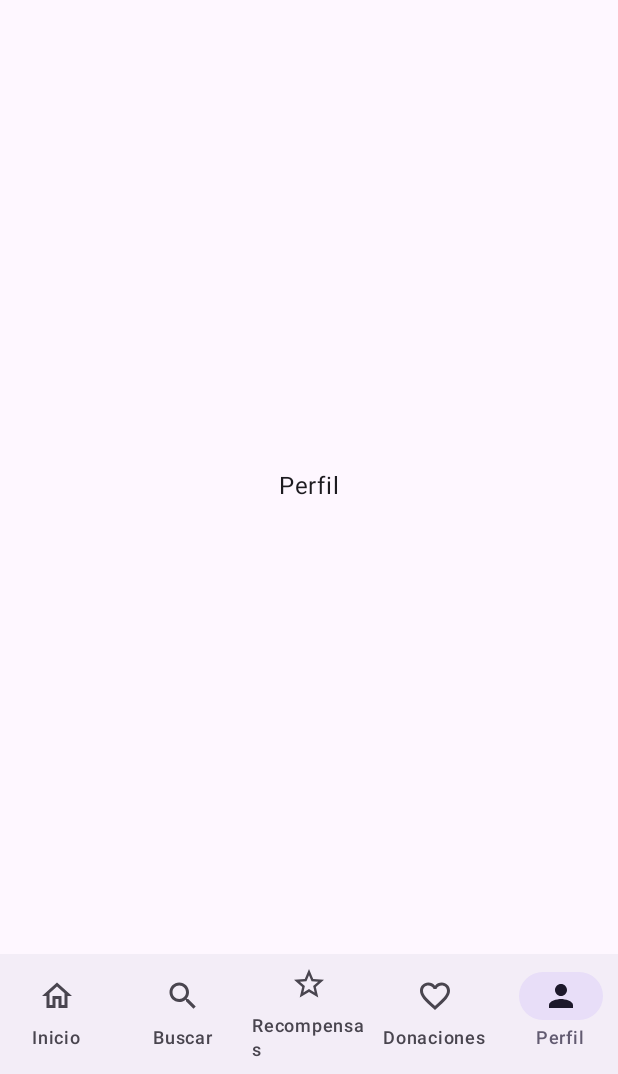
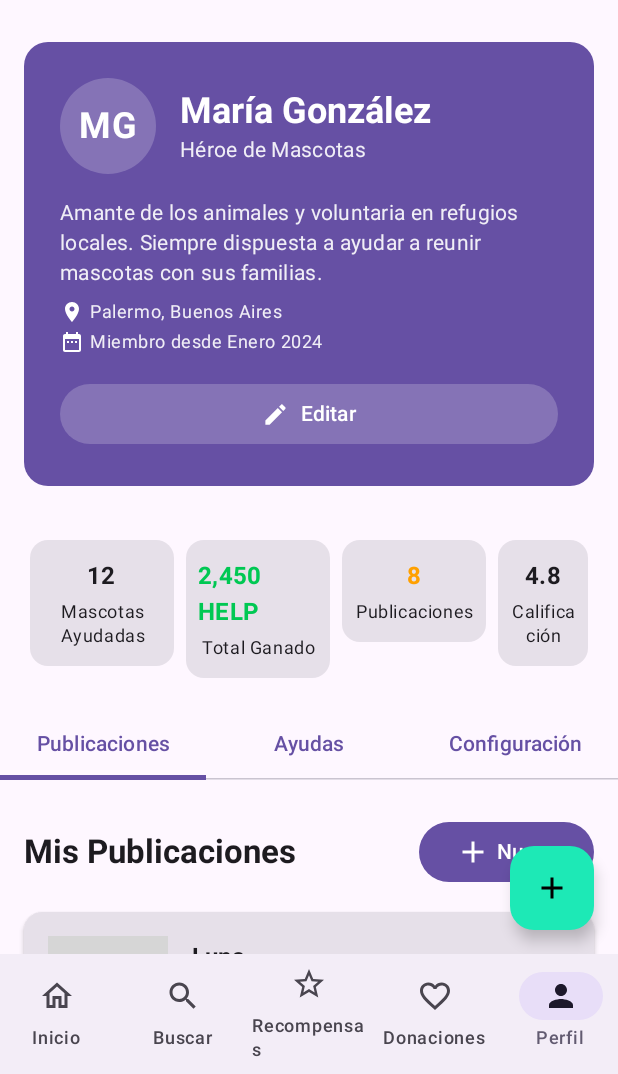
Before and after one commit to David-ZemaP/HELPET, an Android app built with Jetpack Compose: the HomeScreen screen opened through its navigation route, item 5 of the bottom bar chosen, on a phone screen of 412 x 824 dp, the part 162-1236 px from its top. Run offline under Robolectric (Android 15) with nearby library versions, the phone set to English and light mode, and no system bars; pictures from the network do not load; grey boxes are pictures that could not be loaded.

Commit message:
registrar, home

```diff
--- a/app/src/main/java/com/ucb/helpet/MainActivity.kt
+++ b/app/src/main/java/com/ucb/helpet/MainActivity.kt
@@ -66,7 +66,7 @@ fun AppNavigation() {
             )
         }
         composable("home") {
-            HomeScreen()
+            HomeScreen(navController = navController)
         }
     }
 }
--- a/app/src/main/java/com/ucb/helpet/di/modules.kt
+++ b/app/src/main/java/com/ucb/helpet/di/modules.kt
@@ -13,6 +13,7 @@ import com.ucb.helpet.features.login.domain.usecases.LogoutUseCase
 import com.ucb.helpet.features.login.presentation.LoginViewModel
 import com.ucb.helpet.features.login.presentation.forgotpassword.ForgotPasswordViewModel
 import com.ucb.helpet.features.login.presentation.register.RegisterViewModel
+import com.ucb.helpet.features.profile.presentation.ProfileViewModel
 import com.ucb.helpet.features.splash.presentation.SplashViewModel
 import org.koin.android.ext.koin.androidContext
 import org.koin.androidx.viewmodel.dsl.viewModel
@@ -45,4 +46,5 @@ val appModule = module {
     viewModel { RegisterViewModel(get()) }
     viewModel { ForgotPasswordViewModel(get()) } // Will be refactored later for Firebase
     viewModel { SplashViewModel(get()) }
+    viewModel { ProfileViewModel(get()) }
 }
--- a/app/src/main/java/com/ucb/helpet/features/home/presentation/HomeScreen.kt
+++ b/app/src/main/java/com/ucb/helpet/features/home/presentation/HomeScreen.kt
@@ -58,8 +58,11 @@ import androidx.compose.ui.text.font.FontWeight
 import androidx.compose.ui.text.style.TextAlign
 import androidx.compose.ui.tooling.preview.Preview
 import androidx.compose.ui.unit.dp
+import androidx.navigation.NavController
+import androidx.navigation.NavGraph.Companion.findStartDestination
 import coil3.compose.AsyncImage
 import com.ucb.helpet.features.home.domain.model.Pet
+import com.ucb.helpet.features.profile.presentation.ProfileScreen
 
 sealed class BottomNavItem(
     val title: String,
@@ -95,7 +98,7 @@ sealed class BottomNavItem(
 
 @OptIn(ExperimentalMaterial3Api::class)
 @Composable
-fun HomeScreen() {
+fun HomeScreen(navController: NavController) {
 
     val items = listOf(
         BottomNavItem.Home,
@@ -149,7 +152,14 @@ fun HomeScreen() {
                 1 -> Box(modifier = Modifier.fillMaxSize(), contentAlignment = Alignment.Center) { Text(text = BottomNavItem.Search.title) }
                 2 -> Box(modifier = Modifier.fillMaxSize(), contentAlignment = Alignment.Center) { Text(text = BottomNavItem.Rewards.title) }
                 3 -> Box(modifier = Modifier.fillMaxSize(), contentAlignment = Alignment.Center) { Text(text = BottomNavItem.Donations.title) }
-                4 -> Box(modifier = Modifier.fillMaxSize(), contentAlignment = Alignment.Center) { Text(text = BottomNavItem.Profile.title) }
+                4 -> ProfileScreen(onLogout = {
+                    navController.navigate("login") {
+                        popUpTo(navController.graph.findStartDestination().id) {
+                            inclusive = true
+                        }
+                        launchSingleTop = true
+                    }
+                })
             }
         }
     }
@@ -408,5 +418,5 @@ fun PetCard(pet: Pet) {
 @Preview(showBackground = true)
 @Composable
 fun HomeScreenPreview() {
-    HomeScreen()
+    // Can't preview this directly as it needs a NavController.
 }
--- a/app/src/main/java/com/ucb/helpet/features/profile/ProfileScreen.kt
+++ /dev/null
@@ -1 +0,0 @@
-package com.ucb.helpet.features.profile
--- /dev/null
+++ b/app/src/main/java/com/ucb/helpet/features/profile/presentation/ProfileScreen.kt
@@ -0,0 +1,343 @@
+package com.ucb.helpet.features.profile.presentation
+
+import androidx.compose.foundation.background
+import androidx.compose.foundation.layout.*
+import androidx.compose.foundation.lazy.LazyColumn
+import androidx.compose.foundation.lazy.LazyListScope
+import androidx.compose.foundation.shape.CircleShape
+import androidx.compose.foundation.shape.RoundedCornerShape
+import androidx.compose.material.icons.Icons
+import androidx.compose.material.icons.filled.*
+import androidx.compose.material3.*
+import androidx.compose.runtime.*
+import androidx.compose.ui.Alignment
+import androidx.compose.ui.Modifier
+import androidx.compose.ui.draw.clip
+import androidx.compose.ui.graphics.Color
+import androidx.compose.ui.graphics.vector.ImageVector
+import androidx.compose.ui.layout.ContentScale
+import androidx.compose.ui.text.font.FontWeight
+import androidx.compose.ui.text.style.TextAlign
+import androidx.compose.ui.tooling.preview.Preview
+import androidx.compose.ui.unit.dp
+import androidx.compose.ui.unit.sp
+import coil3.compose.AsyncImage
+import org.koin.androidx.compose.koinViewModel
+
+@OptIn(ExperimentalMaterial3Api::class)
+@Composable
+fun ProfileScreen(onLogout: () -> Unit, viewModel: ProfileViewModel = koinViewModel()) {
+    LaunchedEffect(key1 = Unit) {
+        viewModel.logoutEvent.collect {
+            onLogout()
+        }
+    }
+
+    Scaffold(
+        floatingActionButton = {
+            FloatingActionButton(
+                onClick = { /* TODO */ },
+                containerColor = Color(0xFF1DE9B6)
+            ) {
+                Icon(Icons.Default.Add, contentDescription = "Nueva Publicación", tint = Color.Black)
+            }
+        }
+    ) { paddingValues ->
+        var selectedTabIndex by remember { mutableStateOf(0) }
+        val tabs = listOf("Publicaciones", "Ayudas", "Configuración")
+
+        LazyColumn(
+            modifier = Modifier
+                .fillMaxSize()
+                .padding(paddingValues)
+        ) {
+            item {
+                ProfileHeader()
+                Spacer(modifier = Modifier.height(16.dp))
+                ProfileStats()
+                Spacer(modifier = Modifier.height(16.dp))
+                TabRow(selectedTabIndex = selectedTabIndex) {
+                    tabs.forEachIndexed { index, title ->
+                        Tab(
+                            selected = selectedTabIndex == index,
+                            onClick = { selectedTabIndex = index },
+                            text = { Text(text = title) }
+                        )
+                    }
+                }
+            }
+
+            when (selectedTabIndex) {
+                0 -> publicationsTab()
+                1 -> ayudasTab()
+                2 -> configuracionTab(viewModel)
+            }
+        }
+    }
+}
+
+@Composable
+fun ProfileHeader() {
+    Card(
+        modifier = Modifier
+            .fillMaxWidth()
+            .padding(16.dp),
+        shape = RoundedCornerShape(16.dp),
+        colors = CardDefaults.cardColors(containerColor = MaterialTheme.colorScheme.primary)
+    ) {
+        Column(modifier = Modifier.padding(24.dp)) {
+            Row(verticalAlignment = Alignment.CenterVertically) {
+                Box(
+                    modifier = Modifier
+                        .size(64.dp)
+                        .clip(CircleShape)
+                        .background(MaterialTheme.colorScheme.onPrimary.copy(alpha = 0.2f)),
+                    contentAlignment = Alignment.Center
+                ) {
+                    Text(text = "MG", color = Color.White, fontSize = 24.sp, fontWeight = FontWeight.Bold)
+                }
+                Spacer(modifier = Modifier.size(16.dp))
+                Column {
+                    Text(text = "María González", style = MaterialTheme.typography.headlineSmall, fontWeight = FontWeight.Bold, color = Color.White)
+                    Text(text = "Héroe de Mascotas", style = MaterialTheme.typography.bodyMedium, color = Color.White.copy(alpha = 0.9f))
+                }
+            }
+            Spacer(modifier = Modifier.height(16.dp))
+            Text(
+                text = "Amante de los animales y voluntaria en refugios locales. Siempre dispuesta a ayudar a reunir mascotas con sus familias.",
+                style = MaterialTheme.typography.bodyMedium,
+                color = Color.White.copy(alpha = 0.9f)
+            )
+            Spacer(modifier = Modifier.height(8.dp))
+            Row(verticalAlignment = Alignment.CenterVertically) {
+                Icon(imageVector = Icons.Default.LocationOn, contentDescription = null, modifier = Modifier.size(16.dp), tint = Color.White)
+                Text(text = "Palermo, Buenos Aires", style = MaterialTheme.typography.bodySmall, modifier = Modifier.padding(start = 4.dp), color = Color.White.copy(alpha = 0.9f))
+            }
+            Spacer(modifier = Modifier.height(4.dp))
+            Row(verticalAlignment = Alignment.CenterVertically) {
+                Icon(imageVector = Icons.Default.DateRange, contentDescription = null, modifier = Modifier.size(16.dp), tint = Color.White)
+                Text(text = "Miembro desde Enero 2024", style = MaterialTheme.typography.bodySmall, modifier = Modifier.padding(start = 4.dp), color = Color.White.copy(alpha = 0.9f))
+            }
+            Spacer(modifier = Modifier.height(16.dp))
+            Button(
+                onClick = { /*TODO*/ },
+                modifier = Modifier.fillMaxWidth(),
+                colors = ButtonDefaults.buttonColors(containerColor = MaterialTheme.colorScheme.onPrimary.copy(alpha = 0.2f))
+            ) {
+                Icon(imageVector = Icons.Default.Edit, contentDescription = "Editar", modifier = Modifier.size(18.dp), tint = Color.White)
+                Text(text = "Editar", modifier = Modifier.padding(start = 8.dp), color = Color.White)
+            }
+        }
+    }
+}
+
+@Composable
+fun ProfileStats() {
+    Row(
+        modifier = Modifier
+            .fillMaxWidth()
+            .padding(horizontal = 16.dp),
+        horizontalArrangement = Arrangement.SpaceAround
+    ) {
+        StatItem(value = "12", label = "Mascotas Ayudadas")
+        StatItem(value = "2,450 HELP", label = "Total Ganado", isHighlighted = true)
+        StatItem(value = "8", label = "Publicaciones", isHighlighted = true, highlightColor = Color(0xFFFFA000))
+        StatItem(value = "4.8", label = "Calificación")
+    }
+}
+
+@Composable
+fun StatItem(value: String, label: String, isHighlighted: Boolean = false, highlightColor: Color = Color(0xFF00C853)) {
+    Card(shape = RoundedCornerShape(12.dp), modifier = Modifier.padding(4.dp)) {
+        Column(
+            horizontalAlignment = Alignment.CenterHorizontally,
+            modifier = Modifier.padding(vertical = 12.dp, horizontal = 8.dp).width(80.dp)
+        ) {
+            Text(
+                text = value,
+                style = MaterialTheme.typography.titleMedium,
+                fontWeight = FontWeight.Bold,
+                color = if (isHighlighted) highlightColor else MaterialTheme.colorScheme.onSurface
+            )
+            Spacer(modifier = Modifier.height(4.dp))
+            Text(text = label, style = MaterialTheme.typography.bodySmall,
+                textAlign = TextAlign.Center)
+        }
+    }
+}
+
+fun LazyListScope.publicationsTab() {
+    item {
+        Row(
+            modifier = Modifier
+                .fillMaxWidth()
+                .padding(start = 16.dp, end = 16.dp, top = 24.dp, bottom = 8.dp),
+            verticalAlignment = Alignment.CenterVertically,
+            horizontalArrangement = Arrangement.SpaceBetween
+        ) {
+            Text(text = "Mis Publicaciones", style = MaterialTheme.typography.titleLarge, fontWeight = FontWeight.Bold)
+            Button(onClick = { /*TODO*/ }) {
+                Icon(Icons.Default.Add, contentDescription = null)
+                Spacer(modifier = Modifier.width(4.dp))
+                Text(text = "Nueva")
+            }
+        }
+    }
+    item { PublicationCard("Luna", "Mascota Perdida", "5 días atrás", "234 vistas", "12 respuestas", "Activo") }
+    item { PublicationCard("Desconocido", "Mascota Encontrada", "1 semana atrás", "456 vistas", "8 respuestas", "Resuelto") }
+}
+
+@Composable
+fun PublicationCard(title: String, subtitle: String, date: String, views: String, responses: String, status: String) {
+    Card(
+        modifier = Modifier
+            .fillMaxWidth()
+            .padding(horizontal = 16.dp, vertical = 8.dp),
+        elevation = CardDefaults.cardElevation(2.dp)
+    ) {
+        Row(modifier = Modifier.padding(16.dp), verticalAlignment = Alignment.CenterVertically) {
+            AsyncImage(
+                model = "https://i.imgur.com/8zQ2X9C.png",
+                contentDescription = null,
+                modifier = Modifier
+                    .size(80.dp)
+                    .clip(RoundedCornerShape(8.dp)),
+                contentScale = ContentScale.Crop
+            )
+            Spacer(modifier = Modifier.width(16.dp))
+            Column(modifier = Modifier.weight(1f)) {
+                Text(text = title, style = MaterialTheme.typography.titleMedium, fontWeight = FontWeight.Bold)
+                Text(text = subtitle, style = MaterialTheme.typography.bodyMedium)
+                Text(text = date, style = MaterialTheme.typography.bodySmall, color = Color.Gray)
+                Text(text = "$views - $responses", style = MaterialTheme.typography.bodySmall, color = Color.Gray)
+            }
+            Text(
+                text = status,
+                color = if (status == "Activo") Color.White else Color.Gray,
+                style = MaterialTheme.typography.bodySmall,
+                fontWeight = FontWeight.Bold,
+                modifier = Modifier
+                    .background(
+                        color = if (status == "Activo") Color.Red.copy(alpha = 0.8f) else Color.Gray.copy(alpha = 0.1f),
+                        shape = RoundedCornerShape(8.dp)
+                    )
+                    .padding(horizontal = 8.dp, vertical = 4.dp)
+            )
+        }
+    }
+}
+
+fun LazyListScope.ayudasTab() {
+    item {
+        Text(
+            text = "Mascotas que Ayudé a Encontrar",
+            style = MaterialTheme.typography.titleLarge,
+            fontWeight = FontWeight.Bold,
+            modifier = Modifier.padding(start = 16.dp, end = 16.dp, top = 24.dp, bottom = 8.dp)
+        )
+    }
+    item { HelpedPetCard("Max", "Carlos Ruiz", "500 HELP", "2 semanas atrás • Encontrado") }
+    item { HelpedPetCard("Coco", "Ana López", "300 HELP", "1 mes atrás • Información Útil") }
+}
+
+@Composable
+fun HelpedPetCard(name: String, owner: String, reward: String, details: String) {
+    Card(
+        modifier = Modifier.fillMaxWidth().padding(horizontal = 16.dp, vertical = 8.dp),
+        elevation = CardDefaults.cardElevation(2.dp)
+    ) {
+        Row(
+            modifier = Modifier.padding(16.dp),
+            verticalAlignment = Alignment.CenterVertically
+        ) {
+            Column(modifier = Modifier.weight(1f)) {
+                Text(text = name, style = MaterialTheme.typography.titleMedium, fontWeight = FontWeight.Bold)
+                Text(text = "Dueño: $owner", style = MaterialTheme.typography.bodyMedium)
+                Text(text = details, style = MaterialTheme.typography.bodySmall, color = Color.Gray)
+            }
+            Column(horizontalAlignment = Alignment.End) {
+                Text(text = reward, style = MaterialTheme.typography.bodyLarge, fontWeight = FontWeight.Bold, color = Color(0xFF00C853))
+                Text(text = "Completado", style = MaterialTheme.typography.bodySmall, color = Color.Gray)
+            }
+        }
+    }
+}
+
+fun LazyListScope.configuracionTab(viewModel: ProfileViewModel) {
+    item { // Personal Info section
+        Text(
+            text = "Información Personal",
+            style = MaterialTheme.typography.titleMedium,
+            fontWeight = FontWeight.Bold,
+            modifier = Modifier.padding(start = 16.dp, top = 24.dp, end = 16.dp, bottom = 8.dp)
+        )
+        Card(modifier = Modifier.fillMaxWidth().padding(horizontal = 16.dp, vertical = 8.dp)) {
+            Column(modifier = Modifier.padding(16.dp)) {
+                InfoRow(icon = Icons.Default.Email, text = "maria.gonzalez@email.com")
+                InfoRow(icon = Icons.Default.Phone, text = "+54 11 1234-5678")
+                InfoRow(icon = Icons.Default.LocationOn, text = "Palermo, Buenos Aires")
+            }
+        }
+    }
+    item { // Account settings section
+        Text(
+            text = "Configuración de Cuenta",
+            style = MaterialTheme.typography.titleMedium,
+            fontWeight = FontWeight.Bold,
+            modifier = Modifier.padding(start = 16.dp, top = 16.dp, end = 16.dp, bottom = 8.dp)
+        )
+        Card(modifier = Modifier.fillMaxWidth().padding(horizontal = 16.dp, vertical = 8.dp)) {
+            Column(modifier = Modifier.padding(vertical = 8.dp)) {
+                SettingsSwitch(title = "Notificaciones por email", initialChecked = true)
+                SettingsSwitch(title = "Notificaciones push", initialChecked = true)
+                SettingsSwitch(title = "Perfil público", initialChecked = true, isPublic = true)
+            }
+        }
+    }
+    item { // Logout button
+        Spacer(modifier = Modifier.height(16.dp))
+        Button(
+            onClick = { viewModel.onLogoutClicked() },
+            modifier = Modifier.fillMaxWidth().padding(horizontal = 16.dp),
+            colors = ButtonDefaults.buttonColors(containerColor = MaterialTheme.colorScheme.error)
+        ) {
+            Text("Cerrar Sesión")
+        }
+        Spacer(modifier = Modifier.height(96.dp))
+    }
+}
+
+@Composable
+fun InfoRow(icon: ImageVector, text: String) {
+    Row(verticalAlignment = Alignment.CenterVertically, modifier = Modifier.padding(vertical = 12.dp, horizontal = 16.dp)) {
+        Icon(imageVector = icon, contentDescription = null, tint = MaterialTheme.colorScheme.primary)
+        Spacer(modifier = Modifier.width(16.dp))
+        Text(text = text, style = MaterialTheme.typography.bodyLarge)
+    }
+}
+
+@Composable
+fun SettingsSwitch(title: String, initialChecked: Boolean, isPublic: Boolean = false) {
+    var checked by remember { mutableStateOf(initialChecked) }
+    Row(
+        verticalAlignment = Alignment.CenterVertically,
+        horizontalArrangement = Arrangement.SpaceBetween,
+        modifier = Modifier.fillMaxWidth().padding(vertical = 4.dp, horizontal = 16.dp)
+    ) {
+        Text(text = title, style = MaterialTheme.typography.bodyLarge)
+        if (isPublic) {
+            OutlinedButton(onClick = { /*TODO*/ }) {
+                Text(if(checked) "Público" else "Privado")
+            }
+        } else {
+            Switch(checked = checked, onCheckedChange = { checked = it })
+        }
+    }
+}
+
+@Preview(showBackground = true)
+@Composable
+fun ProfileScreenPreview() {
+    // Can't preview this directly anymore as it needs a NavController
+    // and a ViewModel. You would need to create a fake ViewModel for the preview.
+}
--- /dev/null
+++ b/app/src/main/java/com/ucb/helpet/features/profile/presentation/ProfileViewModel.kt
@@ -0,0 +1,21 @@
+package com.ucb.helpet.features.profile.presentation
+
+import androidx.lifecycle.ViewModel
+import androidx.lifecycle.viewModelScope
+import com.ucb.helpet.features.login.domain.usecases.LogoutUseCase
+import kotlinx.coroutines.flow.MutableSharedFlow
+import kotlinx.coroutines.flow.asSharedFlow
+import kotlinx.coroutines.launch
+
+class ProfileViewModel(private val logoutUseCase: LogoutUseCase) : ViewModel() {
+
+    private val _logoutEvent = MutableSharedFlow<Unit>()
+    val logoutEvent = _logoutEvent.asSharedFlow()
+
+    fun onLogoutClicked() {
+        viewModelScope.launch {
+            logoutUseCase()
+            _logoutEvent.emit(Unit)
+        }
+    }
+}
```
